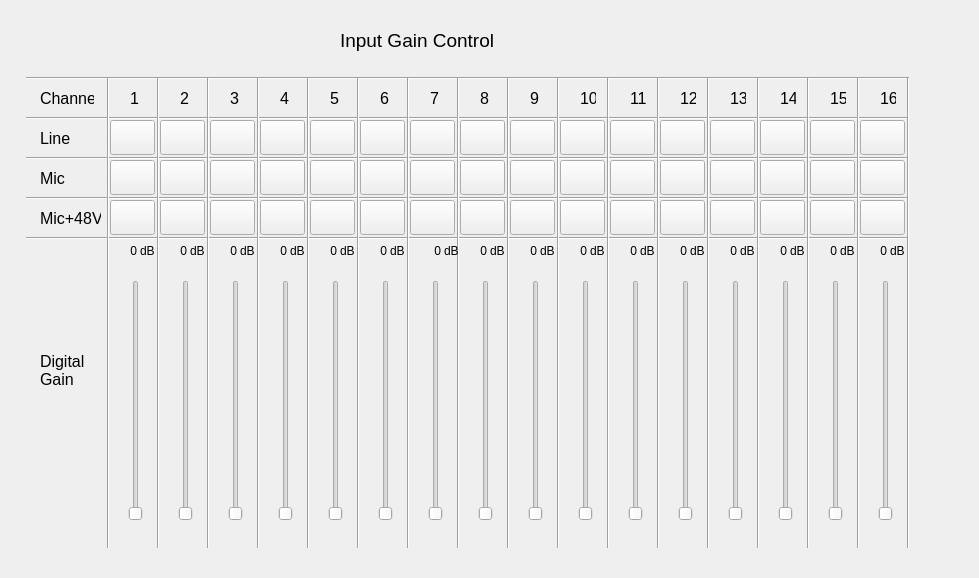
This is ac1608/inputgainctrlwnd.ui in jpcstpj7281/gameseer as Qt 5 draws it before an edit. The edited form follows.
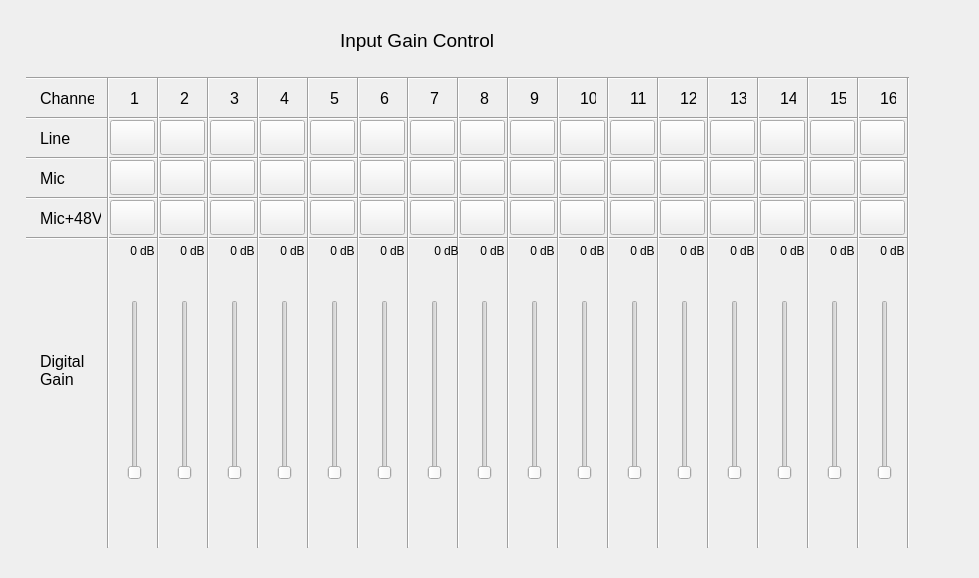
This is the edited form. Custom widgets are drawn as their Qt base class.

```diff
--- a/ac1608/inputgainctrlwnd.ui
+++ b/ac1608/inputgainctrlwnd.ui
@@ -1836,9 +1836,9 @@
    <property name="geometry">
     <rect>
      <x>120</x>
-     <y>280</y>
-     <width>31</width>
-     <height>241</height>
+     <y>300</y>
+     <width>30</width>
+     <height>180</height>
     </rect>
    </property>
    <property name="orientation">
@@ -1849,9 +1849,9 @@
    <property name="geometry">
     <rect>
      <x>170</x>
-     <y>280</y>
-     <width>31</width>
-     <height>241</height>
+     <y>300</y>
+     <width>30</width>
+     <height>180</height>
     </rect>
    </property>
    <property name="orientation">
@@ -1862,9 +1862,9 @@
    <property name="geometry">
     <rect>
      <x>220</x>
-     <y>280</y>
-     <width>31</width>
-     <height>241</height>
+     <y>300</y>
+     <width>30</width>
+     <height>180</height>
     </rect>
    </property>
    <property name="orientation">
@@ -1875,9 +1875,9 @@
    <property name="geometry">
     <rect>
      <x>270</x>
-     <y>280</y>
-     <width>31</width>
-     <height>241</height>
+     <y>300</y>
+     <width>30</width>
+     <height>180</height>
     </rect>
    </property>
    <property name="orientation">
@@ -1888,9 +1888,9 @@
    <property name="geometry">
     <rect>
      <x>320</x>
-     <y>280</y>
-     <width>31</width>
-     <height>241</height>
+     <y>300</y>
+     <width>30</width>
+     <height>180</height>
     </rect>
    </property>
    <property name="orientation">
@@ -1901,9 +1901,9 @@
    <property name="geometry">
     <rect>
      <x>370</x>
-     <y>280</y>
-     <width>31</width>
-     <height>241</height>
+     <y>300</y>
+     <width>30</width>
+     <height>180</height>
     </rect>
    </property>
    <property name="orientation">
@@ -1914,9 +1914,9 @@
    <property name="geometry">
     <rect>
      <x>420</x>
-     <y>280</y>
-     <width>31</width>
-     <height>241</height>
+     <y>300</y>
+     <width>30</width>
+     <height>180</height>
     </rect>
    </property>
    <property name="orientation">
@@ -1927,9 +1927,9 @@
    <property name="geometry">
     <rect>
      <x>470</x>
-     <y>280</y>
-     <width>31</width>
-     <height>241</height>
+     <y>300</y>
+     <width>30</width>
+     <height>180</height>
     </rect>
    </property>
    <property name="orientation">
@@ -1940,9 +1940,9 @@
    <property name="geometry">
     <rect>
      <x>520</x>
-     <y>280</y>
-     <width>31</width>
-     <height>241</height>
+     <y>300</y>
+     <width>30</width>
+     <height>180</height>
     </rect>
    </property>
    <property name="orientation">
@@ -1953,9 +1953,9 @@
    <property name="geometry">
     <rect>
      <x>570</x>
-     <y>280</y>
-     <width>31</width>
-     <height>241</height>
+     <y>300</y>
+     <width>30</width>
+     <height>180</height>
     </rect>
    </property>
    <property name="orientation">
@@ -1966,9 +1966,9 @@
    <property name="geometry">
     <rect>
      <x>620</x>
-     <y>280</y>
-     <width>31</width>
-     <height>241</height>
+     <y>300</y>
+     <width>30</width>
+     <height>180</height>
     </rect>
    </property>
    <property name="orientation">
@@ -1979,9 +1979,9 @@
    <property name="geometry">
     <rect>
      <x>670</x>
-     <y>280</y>
-     <width>31</width>
-     <height>241</height>
+     <y>300</y>
+     <width>30</width>
+     <height>180</height>
     </rect>
    </property>
    <property name="orientation">
@@ -1992,9 +1992,9 @@
    <property name="geometry">
     <rect>
      <x>720</x>
-     <y>280</y>
-     <width>31</width>
-     <height>241</height>
+     <y>300</y>
+     <width>30</width>
+     <height>180</height>
     </rect>
    </property>
    <property name="orientation">
@@ -2005,9 +2005,9 @@
    <property name="geometry">
     <rect>
      <x>770</x>
-     <y>280</y>
-     <width>31</width>
-     <height>241</height>
+     <y>300</y>
+     <width>30</width>
+     <height>180</height>
     </rect>
    </property>
    <property name="orientation">
@@ -2018,9 +2018,9 @@
    <property name="geometry">
     <rect>
      <x>820</x>
-     <y>280</y>
-     <width>31</width>
-     <height>241</height>
+     <y>300</y>
+     <width>30</width>
+     <height>180</height>
     </rect>
    </property>
    <property name="orientation">
@@ -2031,9 +2031,9 @@
    <property name="geometry">
     <rect>
      <x>870</x>
-     <y>280</y>
-     <width>31</width>
-     <height>241</height>
+     <y>300</y>
+     <width>30</width>
+     <height>180</height>
     </rect>
    </property>
    <property name="orientation">
@@ -2041,6 +2041,18 @@
    </property>
   </widget>
  </widget>
+ <customwidgets>
+  <customwidget>
+   <class>OIDSlider</class>
+   <extends>QSlider</extends>
+   <header location="global">oidslider.h</header>
+  </customwidget>
+  <customwidget>
+   <class>OIDStatePushBtn</class>
+   <extends>QPushButton</extends>
+   <header>oidpushbtn.h</header>
+  </customwidget>
+ </customwidgets>
  <resources/>
  <connections/>
 </ui>
```
Left out of the diff: 272 changed lines with no effect on the pictures.
